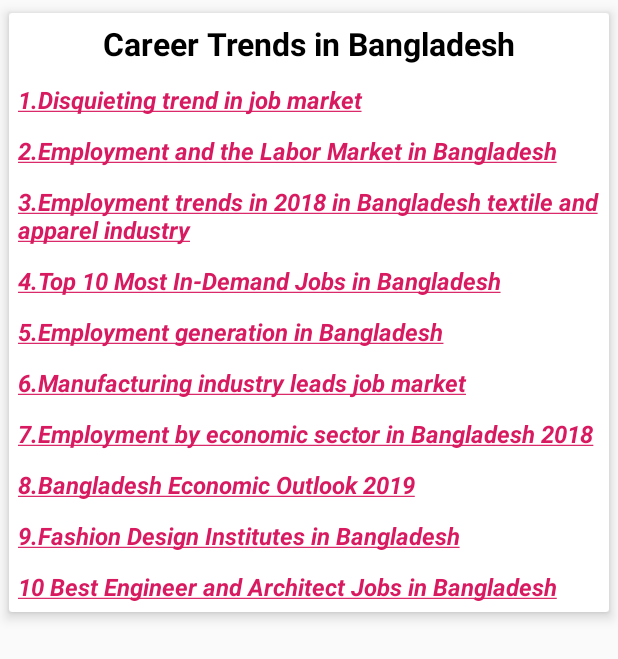
After one commit to BbillahrariBBr/Career, an Android app: the CareerTrendsActivity screen opened directly, with no data from a screen before it, on a phone screen of 412 x 824 dp. The commit adds this screen. Shown: the top 659 px of the screen. Run offline under Robolectric (Android 15) with nearby library versions, the phone set to English and light mode, and no system bars.

Commit message:
career Trends complete anly exm caleder not finished

```diff
--- a/app/src/main/AndroidManifest.xml
+++ b/app/src/main/AndroidManifest.xml
@@ -1,9 +1,10 @@
 <?xml version="1.0" encoding="utf-8"?>
 <manifest xmlns:android="http://schemas.android.com/apk/res/android"
     package="com.example.career">
-    <uses-permission android:name="android.permission.ACCESS_NETWORK_STATE"/>
-    <uses-permission android:name="android.permission.ACCESS_WIFI_STATE"/>
-    <uses-permission android:name="android.permission.INTERNET"/>
+
+    <uses-permission android:name="android.permission.ACCESS_NETWORK_STATE" />
+    <uses-permission android:name="android.permission.ACCESS_WIFI_STATE" />
+    <uses-permission android:name="android.permission.INTERNET" />
 
     <application
         android:allowBackup="true"
@@ -12,7 +13,8 @@
         android:roundIcon="@mipmap/ic_launcher_round"
         android:supportsRtl="true"
         android:theme="@style/AppTheme">
-        <activity android:name=".YoutubeActivity"></activity>
+        <activity android:name=".CareerTrendsActivity"></activity>
+        <activity android:name=".YoutubeActivity" />
         <activity android:name=".SubReviewActivity" />
         <activity android:name=".NoticeActivity" />
         <activity android:name=".SpecialActivity" />
--- /dev/null
+++ b/app/src/main/java/com/example/career/CareerTrendsActivity.java
@@ -0,0 +1,45 @@
+package com.example.career;
+
+import androidx.appcompat.app.AppCompatActivity;
+
+import android.os.Bundle;
+import android.text.method.LinkMovementMethod;
+import android.widget.TextView;
+
+public class CareerTrendsActivity extends AppCompatActivity {
+
+    @Override
+    protected void onCreate(Bundle savedInstanceState) {
+        super.onCreate(savedInstanceState);
+        setContentView(R.layout.activity_career_trends);
+        TextView crtr10 = (TextView)findViewById(R.id.crtr10);
+        crtr10.setMovementMethod(LinkMovementMethod.getInstance());
+
+        TextView crtr9 = (TextView)findViewById(R.id.crtr9);
+        crtr9.setMovementMethod(LinkMovementMethod.getInstance());
+
+        TextView crtr8 = (TextView)findViewById(R.id.crtr8);
+        crtr8.setMovementMethod(LinkMovementMethod.getInstance());
+
+        TextView crtr7 = (TextView)findViewById(R.id.crtr7);
+        crtr7.setMovementMethod(LinkMovementMethod.getInstance());
+
+        TextView crtr6 = (TextView)findViewById(R.id.crtr6);
+        crtr6.setMovementMethod(LinkMovementMethod.getInstance());
+
+        TextView crtr5 = (TextView)findViewById(R.id.crtr5);
+        crtr5.setMovementMethod(LinkMovementMethod.getInstance());
+
+        TextView crtr4 = (TextView)findViewById(R.id.crtr4);
+        crtr4.setMovementMethod(LinkMovementMethod.getInstance());
+
+        TextView crtr3 = (TextView)findViewById(R.id.crtr3);
+        crtr3.setMovementMethod(LinkMovementMethod.getInstance());
+
+        TextView crtr2 = (TextView)findViewById(R.id.crtr2);
+        crtr2.setMovementMethod(LinkMovementMethod.getInstance());
+
+        TextView crtr1 = (TextView)findViewById(R.id.crtr1);
+        crtr1.setMovementMethod(LinkMovementMethod.getInstance());
+    }
+}
--- a/app/src/main/java/com/example/career/SpecialActivity.java
+++ b/app/src/main/java/com/example/career/SpecialActivity.java
@@ -54,7 +54,7 @@ public class SpecialActivity extends AppCompatActivity {
         trends.setOnClickListener(new View.OnClickListener() {
             @Override
             public void onClick(View view) {
-                Intent intent = new Intent(getApplicationContext(),NoticeActivity.class);
+               intent = new Intent(getApplicationContext(),CareerTrendsActivity.class);
                 startActivity(intent);
                 //working
             }
--- /dev/null
+++ b/app/src/main/res/layout/activity_career_trends.xml
@@ -0,0 +1,161 @@
+<?xml version="1.0" encoding="utf-8"?>
+<androidx.core.widget.NestedScrollView xmlns:android="http://schemas.android.com/apk/res/android"
+    xmlns:app="http://schemas.android.com/apk/res-auto"
+    xmlns:tools="http://schemas.android.com/tools"
+    android:layout_width="match_parent"
+    android:layout_height="match_parent"
+    tools:context=".CareerTrendsActivity">
+    <androidx.cardview.widget.CardView
+        android:layout_width="match_parent"
+        android:layout_height="match_parent"
+        app:cardElevation="5dp"
+        app:cardUseCompatPadding="true">
+    <LinearLayout
+        android:layout_width="match_parent"
+        android:layout_height="wrap_content"
+        android:orientation="vertical">
+        <TextView
+            android:layout_width="match_parent"
+            android:layout_height="wrap_content"
+            android:textSize="21sp"
+            android:textStyle="bold"
+            android:textAlignment="center"
+            android:text="Career Trends in Bangladesh"
+            android:layout_marginTop="6dp"
+            android:layout_marginBottom="6dp"
+            android:textColor="#000"/>
+
+        <TextView
+            android:id="@+id/crtr1"
+            android:layout_width="match_parent"
+            android:layout_height="wrap_content"
+            android:textSize="16sp"
+            android:layout_marginRight="6dp"
+            android:layout_marginLeft="6dp"
+            android:textStyle="bold|italic"
+            android:text="@string/crtr1"
+            android:layout_marginTop="6dp"
+            android:layout_marginBottom="6dp"
+            android:textColor="#000"/>
+
+        <TextView
+            android:id="@+id/crtr2"
+            android:layout_width="match_parent"
+            android:layout_height="wrap_content"
+            android:textSize="16sp"
+            android:layout_marginRight="6dp"
+            android:layout_marginLeft="6dp"
+            android:textStyle="bold|italic"
+            android:text="@string/crtr2"
+            android:layout_marginTop="6dp"
+            android:layout_marginBottom="6dp"
+            android:textColor="#000"/>
+
+        <TextView
+            android:id="@+id/crtr3"
+            android:layout_width="match_parent"
+            android:layout_height="wrap_content"
+            android:textSize="16sp"
+            android:layout_marginRight="6dp"
+            android:layout_marginLeft="6dp"
+            android:textStyle="bold|italic"
+            android:text="@string/crtr3"
+            android:layout_marginTop="6dp"
+            android:layout_marginBottom="6dp"
+            android:textColor="#000"/>
+
+        <TextView
+            android:id="@+id/crtr4"
+            android:layout_width="match_parent"
+            android:layout_height="wrap_content"
+            android:textSize="16sp"
+            android:layout_marginRight="6dp"
+            android:layout_marginLeft="6dp"
+            android:textStyle="bold|italic"
+            android:text="@string/crtr4"
+            android:layout_marginTop="6dp"
+            android:layout_marginBottom="6dp"
+            android:textColor="#000"/>
+
+        <TextView
+            android:id="@+id/crtr5"
+            android:layout_width="match_parent"
+            android:layout_height="wrap_content"
+            android:textSize="16sp"
+            android:layout_marginRight="6dp"
+            android:layout_marginLeft="6dp"
+            android:textStyle="bold|italic"
+            android:text="@string/crtr5"
+            android:layout_marginTop="6dp"
+            android:layout_marginBottom="6dp"
+            android:textColor="#000"/>
+
+        <TextView
+            android:id="@+id/crtr6"
+            android:layout_width="match_parent"
+            android:layout_height="wrap_content"
+            android:textSize="16sp"
+            android:layout_marginRight="6dp"
+            android:layout_marginLeft="6dp"
+            android:textStyle="bold|italic"
+            android:text="@string/crtr6"
+            android:layout_marginTop="6dp"
+            android:layout_marginBottom="6dp"
+            android:textColor="#000"/>
+
+        <TextView
+            android:id="@+id/crtr7"
+            android:layout_width="match_parent"
+            android:layout_height="wrap_content"
+            android:textSize="16sp"
+            android:layout_marginRight="6dp"
+            android:layout_marginLeft="6dp"
+            android:textStyle="bold|italic"
+            android:text="@string/crtr7"
+            android:layout_marginTop="6dp"
+            android:layout_marginBottom="6dp"
+            android:textColor="#000"/>
+
+        <TextView
+            android:id="@+id/crtr8"
+            android:layout_width="match_parent"
+            android:layout_height="wrap_content"
+            android:textSize="16sp"
+            android:layout_marginRight="6dp"
+            android:layout_marginLeft="6dp"
+            android:textStyle="bold|italic"
+            android:text="@string/crtr8"
+            android:layout_marginTop="6dp"
+            android:layout_marginBottom="6dp"
+            android:textColor="#000"/>
+
+        <TextView
+            android:id="@+id/crtr9"
+            android:layout_width="match_parent"
+            android:layout_height="wrap_content"
+            android:textSize="16sp"
+            android:layout_marginRight="6dp"
+            android:layout_marginLeft="6dp"
+            android:textStyle="bold|italic"
+            android:text="@string/crtr9"
+            android:layout_marginTop="6dp"
+            android:layout_marginBottom="6dp"
+            android:textColor="#000"/>
+
+        <TextView
+            android:id="@+id/crtr10"
+            android:layout_width="match_parent"
+            android:layout_height="wrap_content"
+            android:textSize="16sp"
+            android:layout_marginRight="6dp"
+            android:layout_marginLeft="6dp"
+            android:textStyle="bold|italic"
+            android:text="@string/crtr10"
+            android:layout_marginTop="6dp"
+            android:layout_marginBottom="6dp"
+            android:textColor="#000"/>
+
+    </LinearLayout>
+    </androidx.cardview.widget.CardView>
+
+</androidx.core.widget.NestedScrollView>
--- a/app/src/main/res/layout/activity_special.xml
+++ b/app/src/main/res/layout/activity_special.xml
@@ -173,7 +173,7 @@
                         android:layout_gravity="center"
                         android:layout_width="wrap_content"
                         android:layout_height="wrap_content"
-                        android:text="Current Trends"
+                        android:text="Career Trends"
                         android:textColor="#6f6f6f"
                         android:textSize="18sp"
                         >
--- a/app/src/main/res/values/strings.xml
+++ b/app/src/main/res/values/strings.xml
@@ -1,3 +1,14 @@
 <resources>
     <string name="app_name">Career</string>
+
+    <string name="crtr1"><a href="https://www.thedailystar.net/business/bangladesh-job-market-disquieting-trend-1574197">1.Disquieting trend in job market</a></string>
+    <string name="crtr2"><a href="https://www.adb.org/publications/employment-and-labor-market-bangladesh-trends-challenges">2.Employment and the Labor Market in Bangladesh</a></string>
+    <string name="crtr3"><a href="https://www.textiletoday.com.bd/employment-trends-2018-bangladesh-textile-apparel-industry/">3.Employment trends in 2018 in Bangladesh textile and apparel industry</a></string>
+    <string name="crtr4"><a href="https://blog.bikroy.com/top-10-most-in-demand-jobs-in-bangladesh-for-2018/">4.Top 10 Most In-Demand Jobs in Bangladesh</a></string>
+    <string name="crtr5"><a href="https://cpd.org.bd/employment-generation-in-bangladesh/">5.Employment generation in Bangladesh</a></string>
+    <string name="crtr6"><a href="https://www.dhakatribune.com/career/2017/07/27/manufacturing-industry-leading-job-market">6.Manufacturing industry leads job market</a></string>
+    <string name="crtr7"><a href="https://www.statista.com/statistics/438360/employment-by-economic-sector-in-bangladesh/">7.Employment by economic sector in Bangladesh 2018</a></string>
+    <string name="crtr8"><a href="https://www.lightcastlebd.com/insights/2019/03/20/bangladesh-economic-outlook-2019-a-resilient-economy-in-need-of-sound-policy">8.Bangladesh Economic Outlook 2019</a></string>
+    <string name="crtr9"><a href="https://www.bdjobs.com/career/training/fdi_list.asp">9.Fashion Design Institutes in Bangladesh</a></string>
+    <string name="crtr10"><a href="https://www.businessdaily24.com/10-best-engineer-architect-jobs-bangladesh/">10 Best Engineer and Architect Jobs in Bangladesh</a></string>
 </resources>
```
